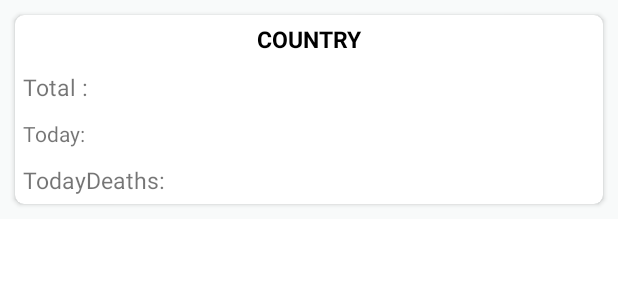
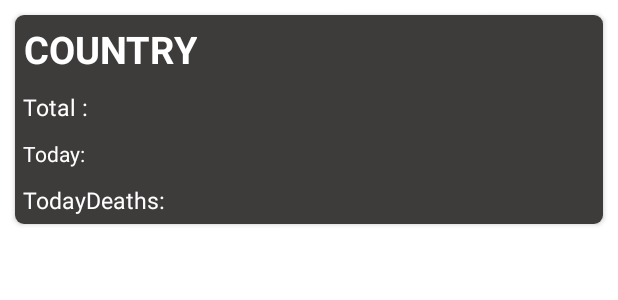
Before and after one commit to BartekReterski/COVinPL, an Android app: the layout recyclerview_items.xml on its own in the app's theme, with its tools: preview values and no code run, on a phone screen of 412 x 824 dp. Shown: the top 300 px of the screen. Run offline under Robolectric (Android 15) with nearby library versions, the phone set to English and light mode, and no system bars.

Commit message:
dodanie sharowania

```diff
--- a/COVinPL2/app/src/main/res/layout/recyclerview_items.xml
+++ b/COVinPL2/app/src/main/res/layout/recyclerview_items.xml
@@ -3,8 +3,6 @@
     xmlns:app="http://schemas.android.com/apk/res-auto"
     android:layout_width="match_parent"
     android:layout_height="wrap_content"
-    android:background="#CAC4C4"
-    android:backgroundTint="#F8FAFA"
     android:orientation="vertical">
 
 
@@ -14,6 +12,7 @@
         android:layout_height="wrap_content"
         android:layout_marginStart="10dp"
         android:layout_marginTop="10dp"
+        android:elevation="6dp"
         app:cardCornerRadius="6dp"
         android:layout_marginEnd="10dp"
         android:layout_marginBottom="10dp">
@@ -21,11 +20,12 @@
         <RelativeLayout
             android:id="@+id/relative_layout"
             android:layout_width="match_parent"
-            android:layout_height="wrap_content">
+            android:layout_height="wrap_content"
+            android:background="#3E3B3B">
 
             <TextView
                 android:id="@+id/country"
-                android:layout_width="match_parent"
+                android:layout_width="wrap_content"
                 android:layout_height="wrap_content"
                 android:layout_marginStart="5dp"
                 android:layout_marginTop="5dp"
@@ -33,14 +33,15 @@
                 android:layout_marginBottom="5dp"
                 android:gravity="center"
                 android:text="COUNTRY"
-                android:textColor="@color/black"
-                android:textSize="15sp"
+                android:textColor="@color/white"
+                android:textSize="25sp"
                 android:textStyle="bold" />
 
             <TextView
                 android:id="@+id/covid_total"
                 android:layout_width="wrap_content"
                 android:layout_height="wrap_content"
+                android:textColor="@color/white"
                 android:layout_below="@id/country"
                 android:layout_marginStart="5dp"
                 android:layout_marginTop="5dp"
@@ -53,6 +54,7 @@
                 android:id="@+id/covid_today"
                 android:layout_width="wrap_content"
                 android:layout_height="wrap_content"
+                android:textColor="@color/white"
                 android:layout_below="@+id/covid_total"
                 android:layout_marginStart="5dp"
                 android:layout_marginTop="5dp"
@@ -64,6 +66,7 @@
                 android:id="@+id/covid_today_deaths"
                 android:layout_width="wrap_content"
                 android:layout_height="wrap_content"
+                android:textColor="@color/white"
                 android:layout_below="@+id/covid_today"
                 android:layout_marginStart="5dp"
                 android:layout_marginTop="5dp"
--- a/COVinPL2/app/src/main/res/menu/main_menu.xml
+++ b/COVinPL2/app/src/main/res/menu/main_menu.xml
@@ -5,6 +5,7 @@
     <item android:id="@+id/nav_search"
           android:title="Search"
           android:icon="@drawable/ic_baseline_search_24"
+          app:actionViewClass="androidx.appcompat.widget.SearchView"
           app:showAsAction="ifRoom">
     </item>
 
```
Also changed, not shown: COVinPL2/app/src/main/java/com/pandemia/covinpl/adapters/CovidAdapter.kt (+18 -6 lines), COVinPL2/app/src/main/res/layout/activity_main.xml (+4 -3 lines).
